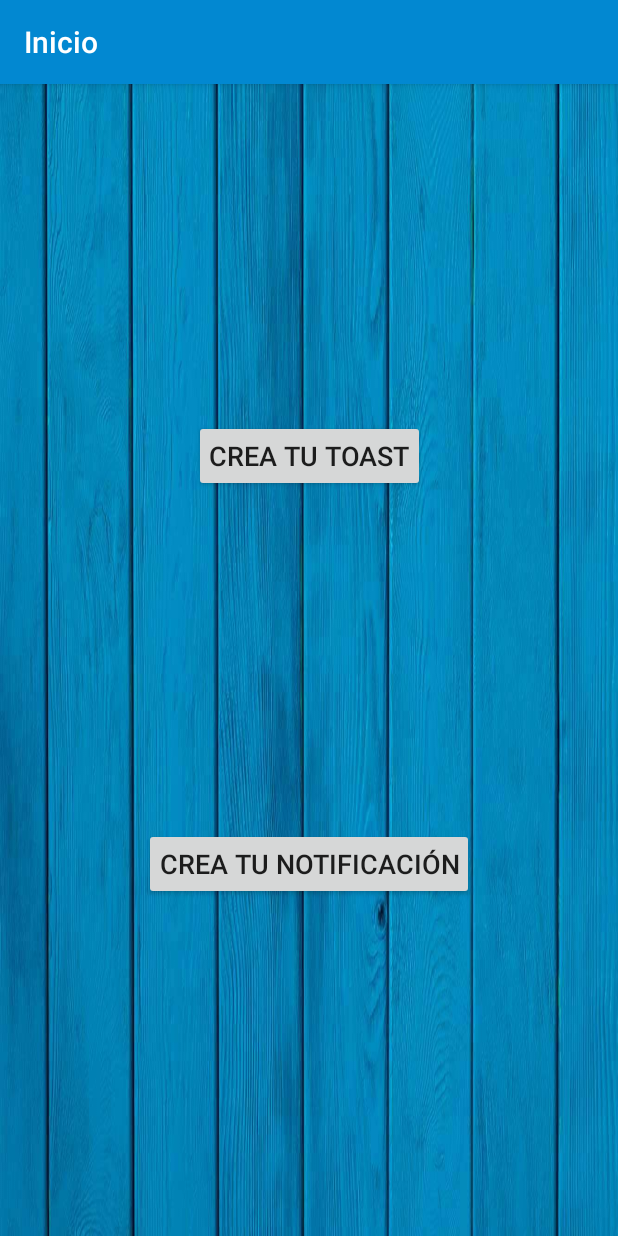
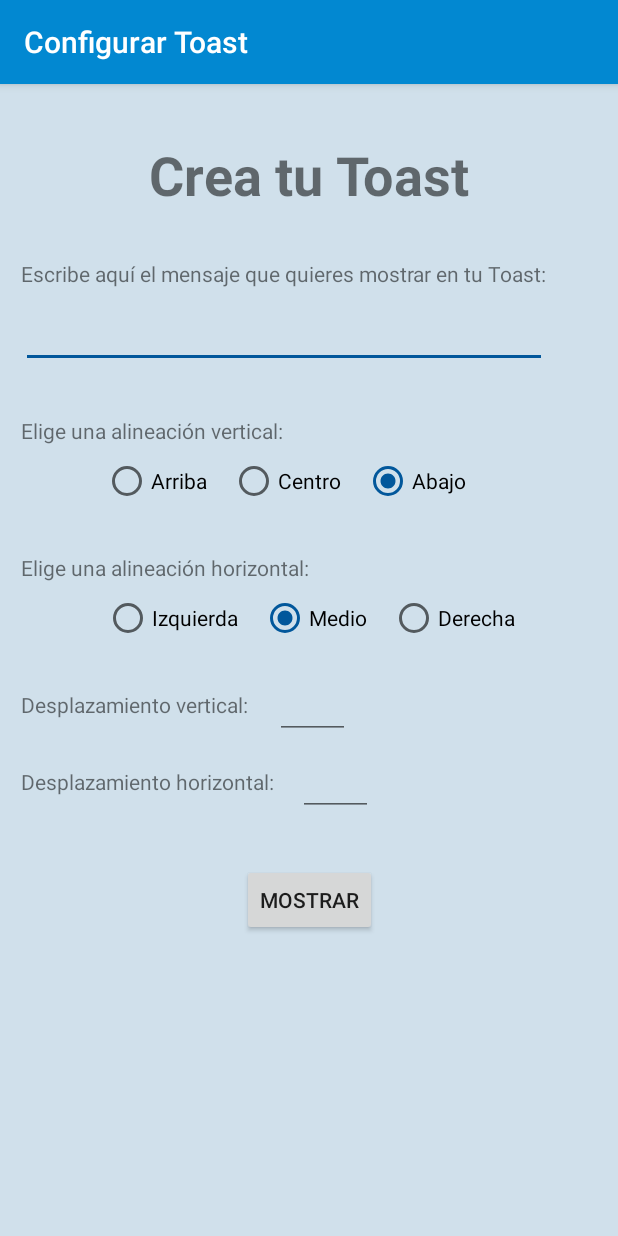
Before and after one commit to LauDaphne/MyApp5, an Android app: the screen it shows after launch (MainActivity before the commit, ToastActivity after it), after a tap on "CREA TU TOAST", on a phone screen of 412 x 824 dp. Run offline under Robolectric (Android 15) with nearby library versions, the phone set to English and light mode, and no system bars.

```diff
--- a/app/src/main/AndroidManifest.xml
+++ b/app/src/main/AndroidManifest.xml
@@ -9,6 +9,8 @@
         android:roundIcon="@mipmap/ic_launcher_round"
         android:supportsRtl="true"
         android:theme="@style/AppTheme">
+        <activity android:name=".NotificacionActivity"></activity>
+        <activity android:name=".ToastActivity" />
         <activity android:name=".MainActivity">
             <intent-filter>
                 <action android:name="android.intent.action.MAIN" />
--- a/app/src/main/java/com/studium/myapp5/MainActivity.java
+++ b/app/src/main/java/com/studium/myapp5/MainActivity.java
@@ -2,10 +2,13 @@ package com.studium.myapp5;
 
 import androidx.appcompat.app.AppCompatActivity;
 
+import android.content.Intent;
 import android.os.Bundle;
 import android.view.View;
 
 public class MainActivity extends AppCompatActivity {
+
+    Intent intentBoton;
 
     @Override
     protected void onCreate(Bundle savedInstanceState) {
@@ -15,9 +18,12 @@ public class MainActivity extends AppCompatActivity {
     }
 
     public void crearToast(View view) {
-
+        intentBoton= new Intent(this, ToastActivity.class);
+        startActivity(intentBoton);
     }
 
     public void crearNotify(View view) {
+        intentBoton= new Intent(this, NotificacionActivity.class);
+        startActivity(intentBoton);
     }
 }
--- /dev/null
+++ b/app/src/main/java/com/studium/myapp5/ToastActivity.java
@@ -0,0 +1,70 @@
+package com.studium.myapp5;
+
+import androidx.appcompat.app.AppCompatActivity;
+
+import android.os.Bundle;
+import android.view.Gravity;
+import android.view.View;
+import android.widget.Button;
+import android.widget.EditText;
+import android.widget.RadioGroup;
+import android.widget.TextView;
+import android.widget.Toast;
+
+public class ToastActivity extends AppCompatActivity {
+
+    @Override
+    protected void onCreate(Bundle savedInstanceState) {
+        super.onCreate(savedInstanceState);
+        setContentView(R.layout.activity_toast);
+        setTitle(R.string.tittleToast);
+
+        final EditText txtToastJv = findViewById(R.id.txtToast);
+        final EditText desplVertJv = findViewById(R.id.txtDespVert);
+        final EditText desplHorJv = findViewById(R.id.txtDespHor);
+        final RadioGroup alingHorJv = findViewById(R.id.alingHorizontal);
+        final RadioGroup alingVerJv = findViewById(R.id.alingVertical);
+        Button bttnMostrarJv = findViewById(R.id.bttnMostrar);
+
+        bttnMostrarJv.setOnClickListener(new View.OnClickListener() {
+            @Override
+            public void onClick(View v) {
+
+                int alingVer = 0 ;
+                int alingHor = 0;
+
+                try{
+                    switch (alingVerJv.indexOfChild(findViewById(alingVerJv.getCheckedRadioButtonId()))){
+                        case 0:
+                            alingVer = Gravity.TOP;
+                            break;
+                        case 1:
+                            alingVer = Gravity.CENTER;
+                            break;
+                        case 2:
+                            alingVer = Gravity.BOTTOM;
+                            break;
+                    }
+
+                    switch (alingHorJv.indexOfChild(findViewById(alingHorJv.getCheckedRadioButtonId()))){
+                        case 0:
+                            alingHor = Gravity.LEFT;
+                            break;
+                        case 1:
+                            alingHor = Gravity.CENTER;
+                            break;
+                        case 2:
+                            alingHor = Gravity.RIGHT;
+                            break;
+                    }
+
+                    Toast toastUsuario = Toast.makeText(v.getContext(),txtToastJv.getText().toString(),Toast.LENGTH_LONG);
+                    toastUsuario.setGravity(alingVer|alingHor,Integer.parseInt(desplHorJv.getText().toString()),Integer.parseInt(desplVertJv.getText().toString()));
+                    toastUsuario.show();
+                }catch (Exception e){
+                    Toast.makeText(v.getContext(),"No has introducido los datos correctamente, vuelve a intentarlo", Toast.LENGTH_LONG).show();
+                }
+            }
+        });
+    }
+}
--- /dev/null
+++ b/app/src/main/res/layout/activity_toast.xml
@@ -0,0 +1,190 @@
+<?xml version="1.0" encoding="utf-8"?>
+<androidx.constraintlayout.widget.ConstraintLayout xmlns:android="http://schemas.android.com/apk/res/android"
+    xmlns:app="http://schemas.android.com/apk/res-auto"
+    xmlns:tools="http://schemas.android.com/tools"
+    android:id="@+id/activityToast"
+    android:layout_width="match_parent"
+    android:layout_height="match_parent"
+    android:background="@color/colorFondo"
+    tools:context=".ToastActivity">
+
+    <TextView
+        android:id="@+id/tituloToast"
+        android:layout_width="wrap_content"
+        android:layout_height="wrap_content"
+        android:text="@string/bttnToast"
+        android:textAllCaps="false"
+        android:textSize="36sp"
+        android:textStyle="bold"
+        app:layout_constraintBottom_toBottomOf="parent"
+        app:layout_constraintEnd_toEndOf="parent"
+        app:layout_constraintStart_toStartOf="parent"
+        app:layout_constraintTop_toTopOf="parent"
+        app:layout_constraintVertical_bias="0.050000012" />
+
+    <TextView
+        android:id="@+id/lblTextoToast"
+        android:layout_width="wrap_content"
+        android:layout_height="wrap_content"
+        android:layout_marginTop="32dp"
+        android:text="@string/lblTextoToast"
+        app:layout_constraintEnd_toEndOf="parent"
+        app:layout_constraintHorizontal_bias="0.23"
+        app:layout_constraintStart_toStartOf="parent"
+        app:layout_constraintTop_toBottomOf="@+id/tituloToast" />
+
+    <EditText
+        android:id="@+id/txtToast"
+        android:layout_width="0dp"
+        android:layout_height="wrap_content"
+        android:layout_marginTop="8dp"
+        android:ems="10"
+        android:inputType="textPersonName"
+        app:layout_constraintEnd_toEndOf="@+id/lblTextoToast"
+        app:layout_constraintHorizontal_bias="0.462"
+        app:layout_constraintStart_toStartOf="@+id/lblTextoToast"
+        app:layout_constraintTop_toBottomOf="@+id/lblTextoToast" />
+
+    <TextView
+        android:id="@+id/lblAlingVert"
+        android:layout_width="wrap_content"
+        android:layout_height="wrap_content"
+        android:layout_marginTop="32dp"
+        android:text="@string/lblAlingVert"
+        app:layout_constraintEnd_toEndOf="parent"
+        app:layout_constraintHorizontal_bias="0.0"
+        app:layout_constraintStart_toStartOf="@+id/txtToast"
+        app:layout_constraintTop_toBottomOf="@+id/txtToast" />
+
+    <RadioGroup
+        android:id="@+id/alingVertical"
+        android:layout_width="wrap_content"
+        android:layout_height="wrap_content"
+        android:layout_marginTop="8dp"
+        android:checkedButton="@id/alingVertAbajo"
+        android:orientation="horizontal"
+        app:layout_constraintEnd_toEndOf="@+id/txtToast"
+        app:layout_constraintStart_toStartOf="@+id/txtToast"
+        app:layout_constraintTop_toBottomOf="@+id/lblAlingVert">
+
+        <RadioButton
+            android:id="@+id/alingVertArriba"
+            android:layout_width="wrap_content"
+            android:layout_height="wrap_content"
+            android:text="@string/lblArriba" />
+
+        <RadioButton
+            android:id="@+id/alingVertCentro"
+            android:layout_width="wrap_content"
+            android:layout_height="wrap_content"
+            android:layout_marginStart="15dp"
+            android:layout_marginEnd="15dp"
+            android:text="@string/lblCentro" />
+
+        <RadioButton
+            android:id="@+id/alingVertAbajo"
+            android:layout_width="wrap_content"
+            android:layout_height="wrap_content"
+            android:layout_weight="1"
+            android:text="@string/lblAbajo" />
+    </RadioGroup>
+
+    <TextView
+        android:id="@+id/lblAlingHor"
+        android:layout_width="wrap_content"
+        android:layout_height="wrap_content"
+        android:layout_marginTop="32dp"
+        android:text="@string/lblAlingHor"
+        app:layout_constraintEnd_toEndOf="parent"
+        app:layout_constraintHorizontal_bias="0.0"
+        app:layout_constraintStart_toStartOf="@+id/lblAlingVert"
+        app:layout_constraintTop_toBottomOf="@+id/alingVertical" />
+
+    <RadioGroup
+        android:id="@+id/alingHorizontal"
+        android:layout_width="wrap_content"
+        android:layout_height="wrap_content"
+        android:layout_marginTop="8dp"
+        android:checkedButton="@id/alingHorMedio"
+        android:orientation="horizontal"
+        app:layout_constraintEnd_toEndOf="parent"
+        app:layout_constraintStart_toStartOf="parent"
+        app:layout_constraintTop_toBottomOf="@+id/lblAlingHor">
+
+        <RadioButton
+            android:id="@+id/alingHorIzq"
+            android:layout_width="match_parent"
+            android:layout_height="wrap_content"
+            android:text="@string/lblIzquierda" />
+
+        <RadioButton
+            android:id="@+id/alingHorMedio"
+            android:layout_width="match_parent"
+            android:layout_height="wrap_content"
+            android:layout_marginStart="15dp"
+            android:layout_marginEnd="15dp"
+            android:text="@string/lblMedio" />
+
+        <RadioButton
+            android:id="@+id/alingHorDerecha"
+            android:layout_width="wrap_content"
+            android:layout_height="wrap_content"
+            android:layout_weight="1"
+            android:text="@string/lblDerecha" />
+    </RadioGroup>
+
+    <TextView
+        android:id="@+id/lblDespVert"
+        android:layout_width="wrap_content"
+        android:layout_height="wrap_content"
+        android:layout_marginTop="32dp"
+        android:text="@string/lblDesplVertical"
+        app:layout_constraintEnd_toEndOf="parent"
+        app:layout_constraintHorizontal_bias="0.0"
+        app:layout_constraintStart_toStartOf="@+id/lblAlingHor"
+        app:layout_constraintTop_toBottomOf="@+id/alingHorizontal" />
+
+    <EditText
+        android:id="@+id/txtDespVert"
+        android:layout_width="50dp"
+        android:layout_height="wrap_content"
+        android:ems="10"
+        android:inputType="number"
+        app:layout_constraintBottom_toBottomOf="@+id/lblDespVert"
+        app:layout_constraintEnd_toEndOf="parent"
+        app:layout_constraintHorizontal_bias="0.09"
+        app:layout_constraintStart_toEndOf="@+id/lblDespVert"
+        app:layout_constraintTop_toTopOf="@+id/lblDespVert" />
+
+    <TextView
+        android:id="@+id/lblDespHor"
+        android:layout_width="wrap_content"
+        android:layout_height="wrap_content"
+        android:layout_marginTop="32dp"
+        android:text="@string/lblDesplHorizontal"
+        app:layout_constraintStart_toStartOf="@+id/lblDespVert"
+        app:layout_constraintTop_toBottomOf="@+id/lblDespVert" />
+
+    <EditText
+        android:id="@+id/txtDespHor"
+        android:layout_width="50dp"
+        android:layout_height="wrap_content"
+        android:ems="10"
+        android:inputType="number"
+        app:layout_constraintBottom_toBottomOf="@+id/lblDespHor"
+        app:layout_constraintEnd_toEndOf="parent"
+        app:layout_constraintHorizontal_bias="0.09"
+        app:layout_constraintStart_toEndOf="@+id/lblDespHor"
+        app:layout_constraintTop_toTopOf="@+id/lblDespHor" />
+
+    <Button
+        android:id="@+id/bttnMostrar"
+        android:layout_width="wrap_content"
+        android:layout_height="wrap_content"
+        android:layout_marginTop="32dp"
+        android:text="@string/bttnMostrar"
+        app:layout_constraintEnd_toEndOf="parent"
+        app:layout_constraintStart_toStartOf="parent"
+        app:layout_constraintTop_toBottomOf="@+id/txtDespHor" />
+
+</androidx.constraintlayout.widget.ConstraintLayout>
--- a/app/src/main/res/values/colors.xml
+++ b/app/src/main/res/values/colors.xml
@@ -3,4 +3,5 @@
     <color name="colorPrimary">#0288D1</color>
     <color name="colorPrimaryDark">#0277BD</color>
     <color name="colorAccent">#01579B</color>
+    <color name="colorFondo">#455D99C0</color>
 </resources>
--- a/app/src/main/res/values/strings.xml
+++ b/app/src/main/res/values/strings.xml
@@ -3,4 +3,22 @@
     <string name="tittlePrinc">Inicio</string>
     <string name="bttnToast">Crea tu Toast</string>
     <string name="bttnNotify">Crea tu Notificación</string>
+    <string name="lblTextoToast">Escribe aquí el mensaje que quieres mostrar en tu Toast:</string>
+    <string name="lblAlingVert">Elige una alineación vertical:</string>
+    <string name="lblAlingHor">Elige una alineación horizontal:</string>
+    <string name="lblArriba">Arriba</string>
+    <string name="lblCentro">Centro</string>
+    <string name="lblAbajo">Abajo</string>
+    <string name="lblDerecha">Derecha</string>
+    <string name="lblMedio">Medio</string>
+    <string name="lblIzquierda">Izquierda</string>
+    <string name="tittleToast">Configurar Toast</string>
+    <string name="lblDesplVertical">Desplazamiento vertical:</string>
+    <string name="lblDesplHorizontal">Desplazamiento horizontal:</string>
+    <string name="bttnMostrar">Mostrar</string>
+    <string name="tittleNotificacion">Configurar Notificación</string>
+    <string name="bttnEnviar">Enviar</string>
+    <string name="lblTituloNotify">Titulo de la notificación:</string>
+    <string name="lblMensajeNotify">Mensaje de la notificación:</string>
+    <string name="lbltiempoNotify">Tiempo de espera para mostrar (segundos):</string>
 </resources>
```
Also changed, not shown: app/src/main/java/com/studium/myapp5/NotificacionActivity.java (added, +84 -0 lines), app/src/main/res/drawable/ic_tag_faces_blue_24dp.xml (added, +9 -0 lines), app/src/main/res/layout/activity_notificacion.xml (added, +99 -0 lines).
